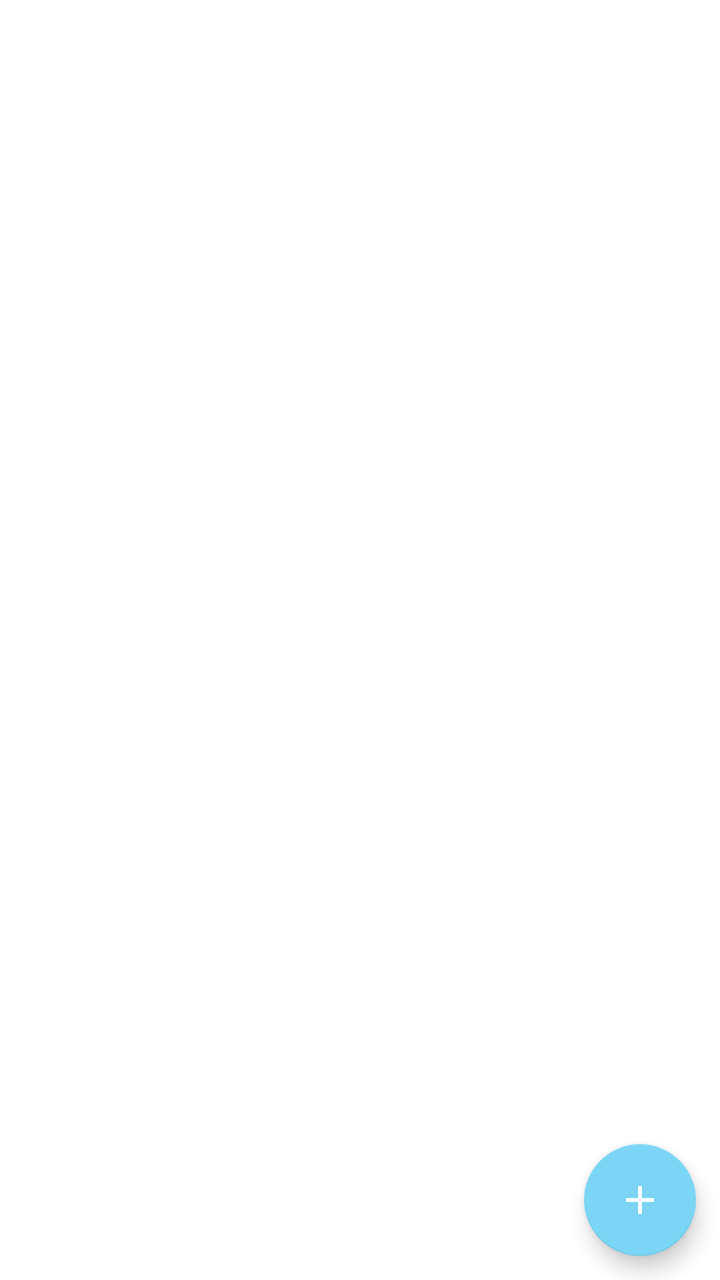
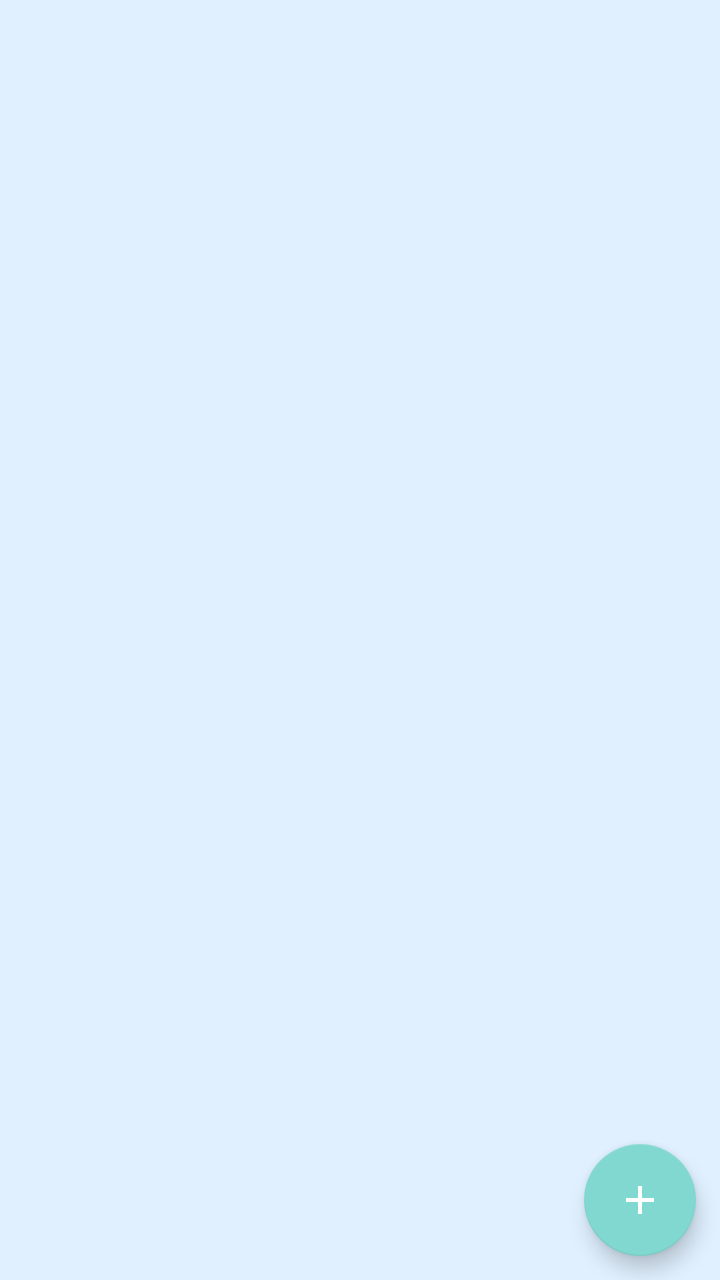

The first picture is an Android layout as it rendered before a commit; the second is the same layout after the commit. The layout source and the unified diff follow.
<!-- AndroidManifest.xml: application theme Theme.WordAI -->
<!-- res/layout/fragment_dictionaries.xml -->
<?xml version="1.0" encoding="utf-8"?>
<androidx.coordinatorlayout.widget.CoordinatorLayout
    xmlns:android="http://schemas.android.com/apk/res/android"
    xmlns:app="http://schemas.android.com/apk/res-auto"
    xmlns:tools="http://schemas.android.com/tools"
    android:layout_width="match_parent"
    android:layout_height="match_parent"
    android:background="?attr/colorPrimaryBackground"
    tools:context=".screens.dictionaries.dictionariesScreen.DictionariesFragment">

    <TextView
        android:id="@+id/placeholder"
        android:layout_width="match_parent"
        android:layout_height="wrap_content"
        android:layout_marginTop="124dp"
        android:paddingHorizontal="24dp"
        android:visibility="visible"
        android:alpha="0"
        android:gravity="center"
        android:text="@string/text_empty_dictionaries_list_placeholder"
        android:textSize="@dimen/title_size"
        android:textColor="?attr/subheadingColor"
        app:drawableTopCompat="@drawable/ic_kotelogo_placeholder" />

    <androidx.recyclerview.widget.RecyclerView
        android:id="@+id/dictionaries_list"
        android:layout_width="match_parent"
        android:layout_height="match_parent" />

    <com.google.android.material.floatingactionbutton.FloatingActionButton
        android:id="@+id/add_dictionary_button"
        android:layout_width="wrap_content"
        android:layout_height="wrap_content"
        android:layout_gravity="bottom|end"
        android:layout_margin="12dp"
        android:contentDescription="@string/add_dictionary_fab_desc"
        app:tint="@color/white"
        app:srcCompat="@drawable/ic_add" />
</androidx.coordinatorlayout.widget.CoordinatorLayout>
<!-- resources referenced by this layout -->
<resources>
  <color name="white">#FFFFFFFF</color>
  <dimen name="title_size">20sp</dimen>
  <!-- drawable ic_add (drawable) -->
  <vector android:height="24dp" android:tint="#FFFFFF"
      android:viewportHeight="24" android:viewportWidth="24"
      android:width="24dp" xmlns:android="http://schemas.android.com/apk/res/android">
      <path android:fillColor="@android:color/white" android:pathData="M19,13h-6v6h-2v-6H5v-2h6V5h2v6h6v2z"/>
  </vector>
  <!-- drawable ic_kotelogo_placeholder: vector/xml drawable (drawable, 7500 chars, omitted) -->
  <string name="add_dictionary_fab_desc">Добавить словарь</string>
  <string name="text_empty_dictionaries_list_placeholder">Пока что здесь пусто. \nЧтобы начать работу, добавьте новый словарь</string>
  <style name="Theme.WordAI" parent="Theme.MaterialComponents.DayNight.DarkActionBar">
          
          <item name="colorPrimary">@color/light_purple_main</item>
          <item name="colorPrimaryVariant">@color/dark_purple_main</item>
          <item name="colorOnPrimary">@color/light_gray_background_main</item>
          
          <item name="colorSecondary">@color/turquoise_main</item>
          <item name="colorSecondaryVariant">@color/teal_700</item>
          <item name="colorOnSecondary">@color/black</item>
          <item name="android:textColor">@color/black</item>
          
          <item name="android:statusBarColor" tools:targetApi="l">?attr/colorPrimaryVariant</item>
          
          <item name="titleColor">@color/black</item>
          <item name="subheadingColor">@color/gray</item>
          <item name="colorPrimaryBackground">@color/white</item>
          <item name="actionModeBackground">@color/light_purple_main</item>
          <item name="actionModeCloseDrawable">@drawable/ic_close</item>
          <item name="donutRightColor">@color/green</item>
          <item name="donutWrongColor">@color/red</item>
  
          <item name="bottomSheetDialogTheme">@style/ThemeOverlay.App.BottomSheetDialog</item>
      </style>
  <color name="light_purple_main">#796AED</color>
  <color name="dark_purple_main">#6352E5</color>
  <color name="light_gray_background_main">#F3F2F4</color>
  <color name="turquoise_main">#7BD5F5</color>
  <color name="teal_700">#FF018786</color>
  <color name="black">#FF000000</color>
  <color name="gray">#8A000000</color>
  <!-- drawable ic_close (drawable) -->
  <vector android:height="24dp" android:tint="#FFFFFF"
      android:viewportHeight="24" android:viewportWidth="24"
      android:width="24dp" xmlns:android="http://schemas.android.com/apk/res/android">
      <path android:fillColor="@android:color/white" android:pathData="M19,6.41L17.59,5 12,10.59 6.41,5 5,6.41 10.59,12 5,17.59 6.41,19 12,13.41 17.59,19 19,17.59 13.41,12z"/>
  </vector>
  <color name="green">#8BC34A</color>
  <color name="red">#DF554B</color>
  <style name="ThemeOverlay.App.BottomSheetDialog" parent="ThemeOverlay.MaterialComponents.BottomSheetDialog">
          <item name="bottomSheetStyle">@style/ModalBottomSheetDialog</item>
      </style>
  <style name="ModalBottomSheetDialog" parent="Widget.MaterialComponents.BottomSheet.Modal">
          <item name="backgroundTint">?attr/colorPrimaryBackground</item>
          <item name="shapeAppearance">@style/ShapeAppearance.App.LargeComponent</item>
      </style>
  <style name="ShapeAppearance.App.LargeComponent" parent="ShapeAppearance.MaterialComponents.LargeComponent">
          <item name="cornerFamily">rounded</item>
          <item name="cornerSizeTopLeft">24dp</item>
          <item name="cornerSizeTopRight">24dp</item>
      </style>
</resources>

<!-- the commit's change to res/layout/fragment_dictionaries.xml (unified diff, before → after) -->
@@ -19,8 +19,7 @@
         android:gravity="center"
         android:text="@string/text_empty_dictionaries_list_placeholder"
         android:textSize="@dimen/title_size"
-        android:textColor="?attr/subheadingColor"
-        app:drawableTopCompat="@drawable/ic_kotelogo_placeholder" />
+        android:textColor="?attr/subheadingColor" />
 
     <androidx.recyclerview.widget.RecyclerView
         android:id="@+id/dictionaries_list"
<!-- resource entries referenced after the edit -->
@@ -8,47 +8,47 @@
       android:width="24dp" xmlns:android="http://schemas.android.com/apk/res/android">
       <path android:fillColor="@android:color/white" android:pathData="M19,13h-6v6h-2v-6H5v-2h6V5h2v6h6v2z"/>
   </vector>
-  <!-- drawable ic_kotelogo_placeholder: vector/xml drawable (drawable, 7500 chars, omitted) -->
   <string name="add_dictionary_fab_desc">Добавить словарь</string>
   <string name="text_empty_dictionaries_list_placeholder">Пока что здесь пусто. \nЧтобы начать работу, добавьте новый словарь</string>
   <style name="Theme.WordAI" parent="Theme.MaterialComponents.DayNight.DarkActionBar">
           
-          <item name="colorPrimary">@color/light_purple_main</item>
-          <item name="colorPrimaryVariant">@color/dark_purple_main</item>
-          <item name="colorOnPrimary">@color/light_gray_background_main</item>
+          <item name="colorPrimary">@color/azure_blue</item>
+          <item name="colorPrimaryVariant">@color/sky_blue</item>
+          <item name="colorOnPrimary">@color/white</item>
           
-          <item name="colorSecondary">@color/turquoise_main</item>
-          <item name="colorSecondaryVariant">@color/teal_700</item>
-          <item name="colorOnSecondary">@color/black</item>
-          <item name="android:textColor">@color/black</item>
+          <item name="colorSecondary">@color/light_teal</item>
+          <item name="colorSecondaryVariant">@color/cerulean_blue</item>
+          <item name="colorOnSecondary">@color/navy_blue</item>
+          <item name="android:textColor">@color/navy_blue</item>
           
-          <item name="android:statusBarColor" tools:targetApi="l">?attr/colorPrimaryVariant</item>
+          <item name="android:statusBarColor" tools:targetApi="l">?attr/colorPrimary</item>
           
-          <item name="titleColor">@color/black</item>
-          <item name="subheadingColor">@color/gray</item>
-          <item name="colorPrimaryBackground">@color/white</item>
-          <item name="actionModeBackground">@color/light_purple_main</item>
+          <item name="titleColor">@color/navy_blue</item>
+          <item name="subheadingColor">@color/slate_gray</item>
+          <item name="colorPrimaryBackground">@color/pale_blue</item>
+          <item name="actionModeBackground">@color/sky_blue</item>
           <item name="actionModeCloseDrawable">@drawable/ic_close</item>
-          <item name="donutRightColor">@color/green</item>
-          <item name="donutWrongColor">@color/red</item>
+          <item name="donutRightColor">@color/seafoam_green</item>
+          <item name="donutWrongColor">@color/coral_red</item>
+  
   
           <item name="bottomSheetDialogTheme">@style/ThemeOverlay.App.BottomSheetDialog</item>
       </style>
-  <color name="light_purple_main">#796AED</color>
-  <color name="dark_purple_main">#6352E5</color>
-  <color name="light_gray_background_main">#F3F2F4</color>
-  <color name="turquoise_main">#7BD5F5</color>
-  <color name="teal_700">#FF018786</color>
-  <color name="black">#FF000000</color>
-  <color name="gray">#8A000000</color>
+  <color name="azure_blue">#007FFF</color>
+  <color name="sky_blue">#87CEEB</color>
+  <color name="light_teal">#81D8D0</color>
+  <color name="cerulean_blue">#007BA7</color>
+  <color name="navy_blue">#000080</color>
+  <color name="slate_gray">#708090</color>
+  <color name="pale_blue">#E0F0FF</color>
   <!-- drawable ic_close (drawable) -->
   <vector android:height="24dp" android:tint="#FFFFFF"
       android:viewportHeight="24" android:viewportWidth="24"
       android:width="24dp" xmlns:android="http://schemas.android.com/apk/res/android">
       <path android:fillColor="@android:color/white" android:pathData="M19,6.41L17.59,5 12,10.59 6.41,5 5,6.41 10.59,12 5,17.59 6.41,19 12,13.41 17.59,19 19,17.59 13.41,12z"/>
   </vector>
-  <color name="green">#8BC34A</color>
-  <color name="red">#DF554B</color>
+  <color name="seafoam_green">#71EEB8</color>
+  <color name="coral_red">#FF6B6B</color>
   <style name="ThemeOverlay.App.BottomSheetDialog" parent="ThemeOverlay.MaterialComponents.BottomSheetDialog">
           <item name="bottomSheetStyle">@style/ModalBottomSheetDialog</item>
       </style>
